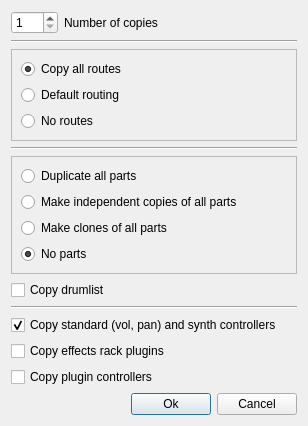
Qt form muse3/muse/components/tracks_duplicate_base.ui (emrum/muse) before a commit.
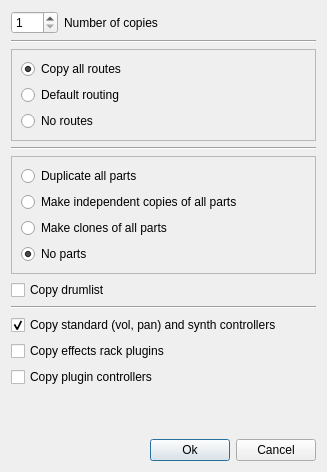
The same form after that commit.

Diff of the .ui file:
```diff
--- a/muse3/muse/components/tracks_duplicate_base.ui
+++ b/muse3/muse/components/tracks_duplicate_base.ui
@@ -6,8 +6,8 @@
    <rect>
     <x>0</x>
     <y>0</y>
-    <width>308</width>
-    <height>398</height>
+    <width>327</width>
+    <height>472</height>
    </rect>
   </property>
   <property name="windowTitle">
```
Left out of the diff: 6 changed lines with no effect on the pictures.
